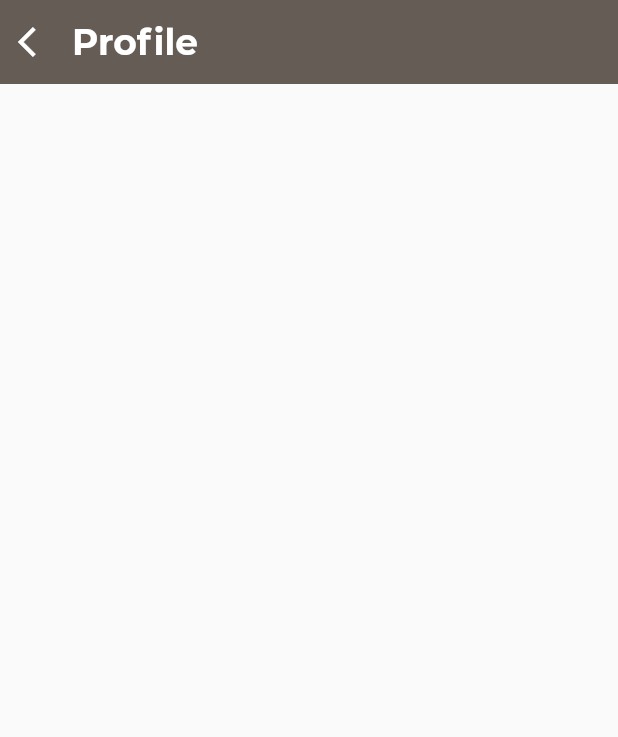
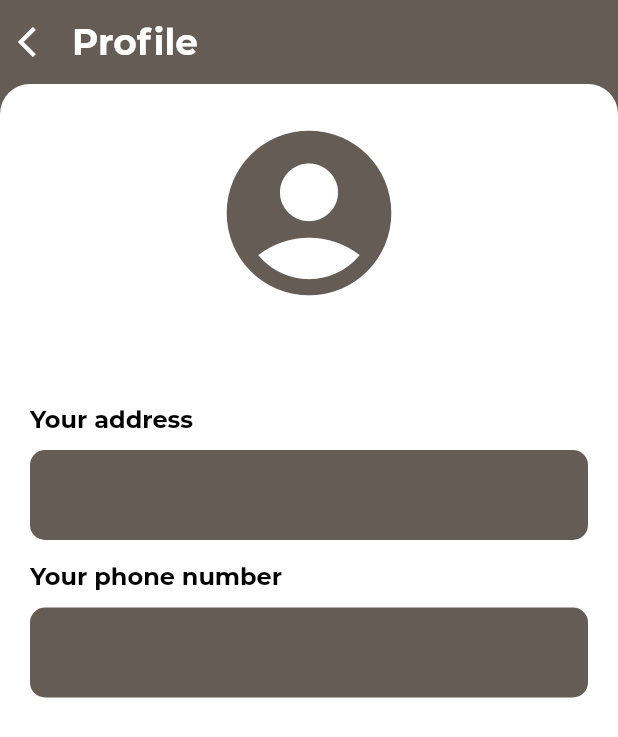
Before and after one commit to boy-warakorn/recycle-hub, a Flutter app: the screen it shows once a user with an empty profile is signed in, after a tap on "Home", after a tap on "Profiles", on a phone screen of 412 x 824 dp. Shown: the top 737 px of the screen. Run offline on Flutter 3.47's test engine with Material 2 defaults, Android fonts, the phone set to English and light mode, and no system bars; our stand-ins replace cloud_firestore, firebase_auth, firebase_storage, flutter_spinkit, image_picker; accounts and stored records are empty; project files that could hold a hidden picture were left out.

Commit message:
[UPDATE] data of user from db to use with profile screen

```diff
--- a/lib/screens/profile_screen.dart
+++ b/lib/screens/profile_screen.dart
@@ -1,17 +1,57 @@
 import 'package:flutter/material.dart';
 import 'package:provider/provider.dart';
+import 'package:cloud_firestore/cloud_firestore.dart';
+import 'package:flutter_spinkit/flutter_spinkit.dart';
 
 import '../models/user.dart';
 import 'auth/auth_screen.dart';
 
-class ProfileScreen extends StatelessWidget {
+class ProfileScreen extends StatefulWidget {
   static const routeName = '/profile';
+
+  @override
+  _ProfileScreenState createState() => _ProfileScreenState();
+}
+
+class _ProfileScreenState extends State<ProfileScreen> {
+  bool _isInit = false;
+  var firstname;
+  var lastname;
+  var address;
+  var postalCode;
+  var phoneNumber;
+
+  fetchUserData() async {
+    final user = Provider.of<User>(context);
+    var info =
+        await Firestore.instance.collection('users').document(user.uid).get();
+    setState(() {
+      firstname = info['firstname'];
+      lastname = info['lastname'];
+      address = info['address'];
+      postalCode = info['postalCode'];
+      phoneNumber = info['phoneNumber'];
+    });
+  }
+
+  @override
+  void didChangeDependencies() {
+    if (!_isInit) {
+      fetchUserData();
+    }
+    setState(() {
+      _isInit = true;
+    });
+
+    super.didChangeDependencies();
+  }
 
   @override
   Widget build(BuildContext context) {
     final user = Provider.of<User>(context);
     if (user != null) {
       return Scaffold(
+        backgroundColor: Theme.of(context).primaryColor,
         appBar: AppBar(
           automaticallyImplyLeading: false,
           titleSpacing: 0,
@@ -38,6 +78,121 @@ class ProfileScreen extends StatelessWidget {
             ],
           ),
         ),
+        body: Container(
+          height: double.infinity,
+          width: double.infinity,
+          decoration: BoxDecoration(
+            color: Colors.white,
+            borderRadius: BorderRadius.only(
+              topLeft: Radius.circular(
+                20,
+              ),
+              topRight: Radius.circular(
+                20,
+              ),
+            ),
+          ),
+          child: Container(
+            margin: EdgeInsets.all(
+              20,
+            ),
+            child: Column(
+              crossAxisAlignment: CrossAxisAlignment.start,
+              children: <Widget>[
+                Center(
+                  child: Icon(
+                    Icons.account_circle,
+                    size: 132,
+                    color: Theme.of(context).primaryColor,
+                  ),
+                ),
+                SizedBox(
+                  height: 10,
+                ),
+                Center(
+                  child: firstname != null
+                      ? Text(
+                          '$firstname $lastname',
+                          style: Theme.of(context).textTheme.headline2,
+                        )
+                      : SpinKitCircle(
+                          color: Theme.of(context).primaryColor,
+                        ),
+                ),
+                SizedBox(
+                  height: 25,
+                ),
+                Text(
+                  'Your address',
+                  style: Theme.of(context).textTheme.headline3.copyWith(
+                        color: Colors.black,
+                      ),
+                ),
+                SizedBox(
+                  height: 10,
+                ),
+                Container(
+                  width: double.infinity,
+                  decoration: BoxDecoration(
+                    borderRadius: BorderRadius.circular(
+                      10,
+                    ),
+                    color: Theme.of(context).primaryColor,
+                  ),
+                  padding: EdgeInsets.all(
+                    20,
+                  ),
+                  child: address != null
+                      ? Text(
+                          '$address $postalCode',
+                          style: Theme.of(context).textTheme.headline3.copyWith(
+                                color: Colors.white,
+                                fontWeight: FontWeight.normal,
+                              ),
+                        )
+                      : SpinKitCircle(
+                          color: Colors.white,
+                        ),
+                ),
+                SizedBox(
+                  height: 15,
+                ),
+                Text(
+                  'Your phone number',
+                  style: Theme.of(context).textTheme.headline3.copyWith(
+                        color: Colors.black,
+                      ),
+                ),
+                SizedBox(
+                  height: 10,
+                ),
+                Container(
+                  width: double.infinity,
+                  decoration: BoxDecoration(
+                    borderRadius: BorderRadius.circular(
+                      10,
+                    ),
+                    color: Theme.of(context).primaryColor,
+                  ),
+                  padding: EdgeInsets.all(
+                    20,
+                  ),
+                  child: phoneNumber != null
+                      ? Text(
+                          '$phoneNumber',
+                          style: Theme.of(context).textTheme.headline3.copyWith(
+                                color: Colors.white,
+                                fontWeight: FontWeight.normal,
+                              ),
+                        )
+                      : SpinKitCircle(
+                          color: Colors.white,
+                        ),
+                ),
+              ],
+            ),
+          ),
+        ),
       );
     } else {
       return AuthScreen();
```
